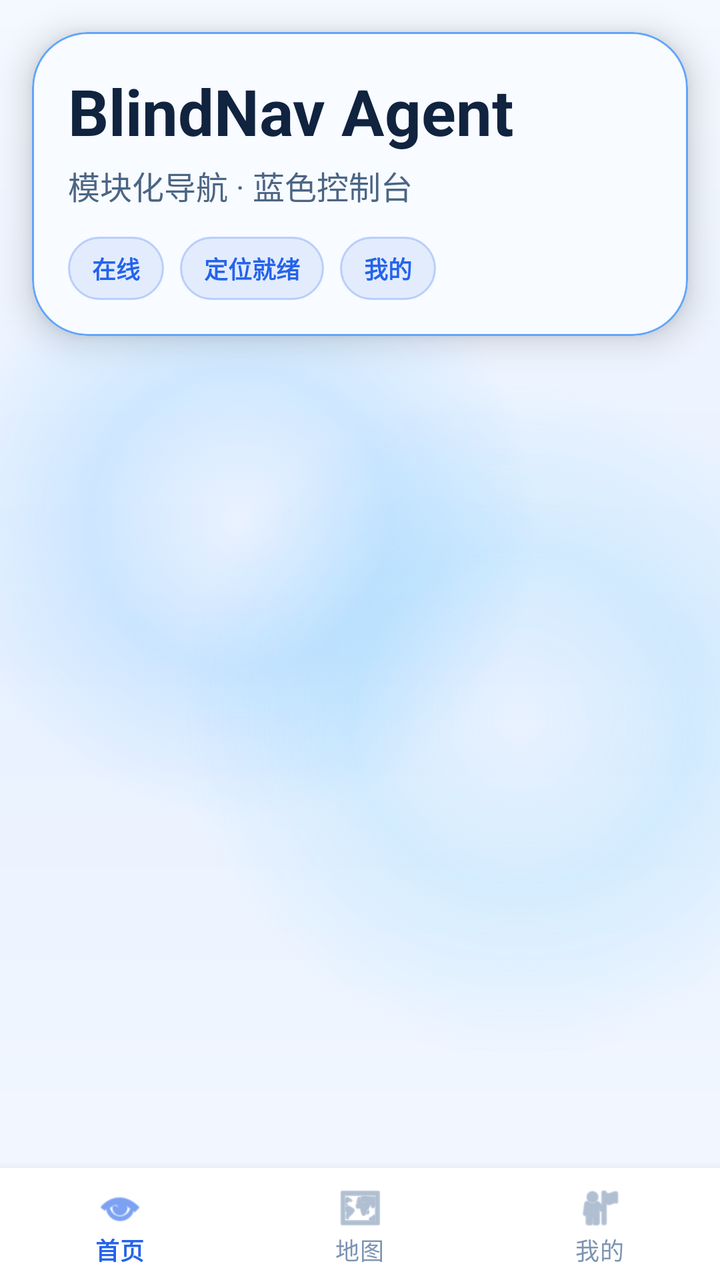
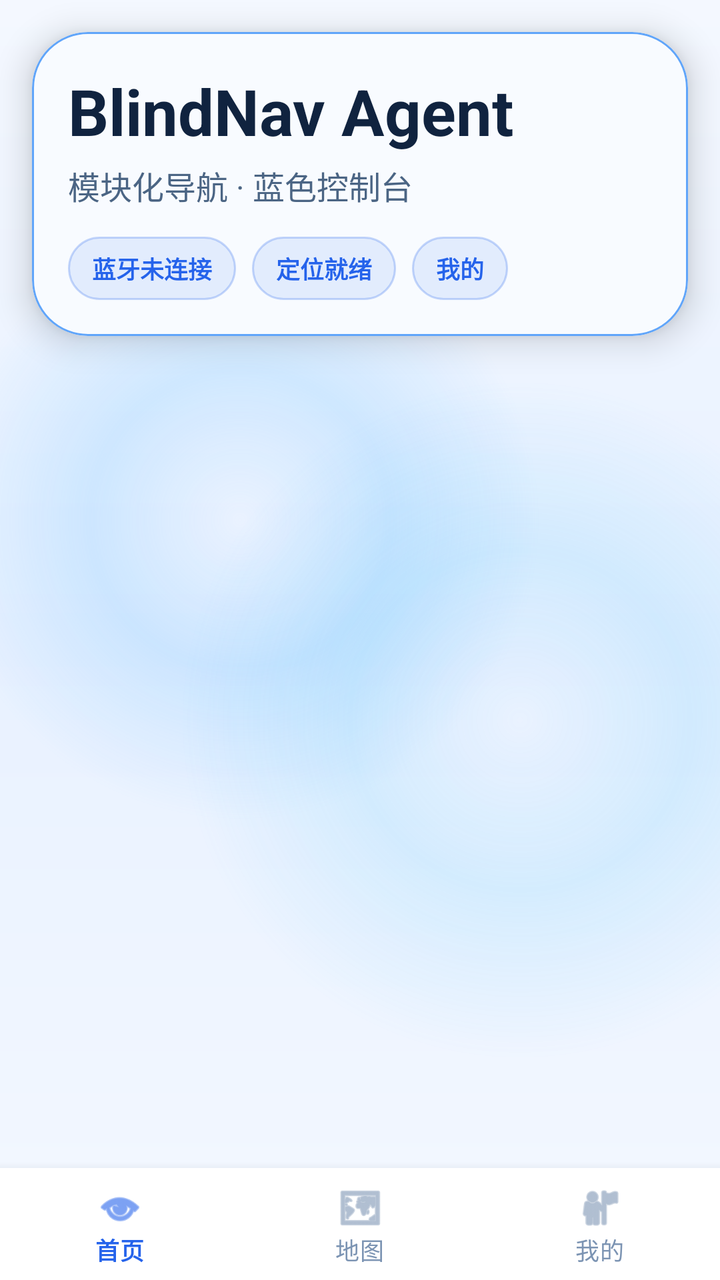

The first picture is an Android layout as it rendered before a commit; the second is the same layout after the commit. The layout source and the unified diff follow.
<!-- AndroidManifest.xml: application theme Theme.BlindNavAgent -->
<!-- res/layout/activity_main.xml -->
<?xml version="1.0" encoding="utf-8"?>
<LinearLayout xmlns:android="http://schemas.android.com/apk/res/android"
    xmlns:app="http://schemas.android.com/apk/res-auto"
    android:layout_width="match_parent"
    android:layout_height="match_parent"
    android:orientation="vertical"
    android:background="@drawable/bg_app_shell">

    <com.google.android.material.card.MaterialCardView
        android:layout_width="match_parent"
        android:layout_height="wrap_content"
        android:layout_marginStart="16dp"
        android:layout_marginTop="16dp"
        android:layout_marginEnd="16dp"
        app:cardBackgroundColor="@color/surface_card_tint"
        app:cardCornerRadius="28dp"
        app:cardElevation="10dp"
        app:strokeColor="@color/brand_primary_light"
        app:strokeWidth="1dp">

        <LinearLayout
            android:layout_width="match_parent"
            android:layout_height="wrap_content"
            android:orientation="vertical"
            android:padding="18dp">

            <TextView
                android:id="@+id/text_app_title"
                style="@style/TextTitle"
                android:layout_width="match_parent"
                android:layout_height="wrap_content"
                android:text="@string/app_header_title" />

            <TextView
                android:id="@+id/text_app_subtitle"
                style="@style/TextSubtitle"
                android:layout_width="match_parent"
                android:layout_height="wrap_content"
                android:layout_marginTop="4dp"
                android:text="@string/app_header_subtitle" />

            <LinearLayout
                android:layout_width="match_parent"
                android:layout_height="wrap_content"
                android:layout_marginTop="14dp"
                android:orientation="horizontal">

                <TextView
                    android:id="@+id/text_shell_state"
                    style="@style/BlindNav.HeaderChip"
                    android:layout_width="wrap_content"
                    android:layout_height="wrap_content"
                    android:text="@string/shell_state_online" />

                <TextView
                    android:id="@+id/text_shell_location"
                    style="@style/BlindNav.HeaderChip"
                    android:layout_width="wrap_content"
                    android:layout_height="wrap_content"
                    android:layout_marginStart="8dp"
                    android:text="@string/shell_state_location_ready" />

                <TextView
                    android:id="@+id/text_shell_login"
                    style="@style/BlindNav.HeaderChip"
                    android:layout_width="wrap_content"
                    android:layout_height="wrap_content"
                    android:layout_marginStart="8dp"
                    android:text="@string/shell_state_profile" />
            </LinearLayout>
        </LinearLayout>
    </com.google.android.material.card.MaterialCardView>

    <FrameLayout
        android:id="@+id/fragment_container"
        android:layout_width="match_parent"
        android:layout_height="0dp"
        android:layout_weight="1"
        android:layout_marginTop="12dp"
        android:layout_marginBottom="8dp" />

    <com.google.android.material.bottomnavigation.BottomNavigationView
        android:id="@+id/bottom_navigation"
        android:layout_width="match_parent"
        android:layout_height="wrap_content"
        android:background="@color/surface_card"
        android:elevation="12dp"
        app:itemIconTint="@drawable/bottom_nav_color_selector"
        app:itemTextColor="@drawable/bottom_nav_color_selector"
        app:labelVisibilityMode="labeled"
        app:menu="@menu/bottom_nav_menu" />

</LinearLayout>
<!-- resources referenced by this layout -->
<resources>
  <color name="brand_primary_light">#60A5FA</color>
  <color name="surface_card">#FFFFFF</color>
  <color name="surface_card_tint">#F8FBFF</color>
  <!-- drawable bottom_nav_color_selector (drawable) -->
  <?xml version="1.0" encoding="utf-8"?>
  <selector xmlns:android="http://schemas.android.com/apk/res/android">
      <item android:color="@color/bottom_nav_tint" android:state_checked="true" />
      <item android:color="@color/bottom_nav_tint_inactive" />
  </selector>
  <string name="app_header_subtitle">模块化导航 · 蓝色控制台</string>
  <string name="app_header_title">BlindNav Agent</string>
  <string name="shell_state_location_ready">定位就绪</string>
  <string name="shell_state_online">在线</string>
  <string name="shell_state_profile">我的</string>
  <style name="BlindNav.HeaderChip">
          <item name="android:background">@drawable/bg_header_chip</item>
          <item name="android:textColor">@color/brand_primary</item>
          <item name="android:textSize">12sp</item>
          <item name="android:textStyle">bold</item>
          <item name="android:gravity">center</item>
          <item name="android:minHeight">30dp</item>
      </style>
  <style name="TextSubtitle">
          <item name="android:textColor">@color/text_secondary</item>
          <item name="android:textSize">16sp</item>
      </style>
  <style name="TextTitle">
          <item name="android:textColor">@color/text_primary</item>
          <item name="android:textSize">32sp</item>
          <item name="android:textStyle">bold</item>
          <item name="android:lineSpacingExtra">2dp</item>
      </style>
  <style name="Theme.BlindNavAgent" parent="Theme.MaterialComponents.DayNight.NoActionBar">
          <item name="colorPrimary">@color/brand_primary</item>
          <item name="colorPrimaryVariant">@color/brand_primary_dark</item>
          <item name="colorOnPrimary">@color/text_on_primary</item>
          <item name="colorSecondary">@color/brand_accent</item>
          <item name="colorSecondaryVariant">@color/brand_primary_light</item>
          <item name="colorOnSecondary">@color/text_on_primary</item>
          <item name="android:statusBarColor">@color/brand_primary_dark</item>
          <item name="android:navigationBarColor">@color/surface_background_deep</item>
          <item name="android:windowBackground">@color/surface_background</item>
      </style>
  <color name="surface_background">#F4F8FF</color>
  <color name="surface_background_deep">#E8F1FF</color>
  <color name="bottom_nav_tint">#2563EB</color>
  <color name="bottom_nav_tint_inactive">#7C94B3</color>
  <!-- drawable bg_header_chip (drawable) -->
  <?xml version="1.0" encoding="utf-8"?>
  <shape xmlns:android="http://schemas.android.com/apk/res/android" android:shape="rectangle">
      <corners android:radius="999dp" />
      <solid android:color="#1A2563EB" />
      <stroke android:width="1dp" android:color="#402563EB" />
      <padding
          android:left="12dp"
          android:top="7dp"
          android:right="12dp"
          android:bottom="7dp" />
  </shape>
  <color name="brand_primary">#2563EB</color>
  <color name="text_secondary">#4B6584</color>
  <color name="text_primary">#10233F</color>
  <color name="brand_primary_dark">#1E40AF</color>
  <color name="text_on_primary">#FFFFFF</color>
  <color name="brand_accent">#38BDF8</color>
</resources>

<!-- the commit's change to res/layout/activity_main.xml (unified diff, before → after) -->
@@ -50,7 +50,7 @@
                     style="@style/BlindNav.HeaderChip"
                     android:layout_width="wrap_content"
                     android:layout_height="wrap_content"
-                    android:text="@string/shell_state_online" />
+                    android:text="@string/bt_status_disconnected" />
 
                 <TextView
                     android:id="@+id/text_shell_location"
<!-- resource entries referenced after the edit -->
@@ -11,8 +11,8 @@
   </selector>
   <string name="app_header_subtitle">模块化导航 · 蓝色控制台</string>
   <string name="app_header_title">BlindNav Agent</string>
+  <string name="bt_status_disconnected">蓝牙未连接</string>
   <string name="shell_state_location_ready">定位就绪</string>
-  <string name="shell_state_online">在线</string>
   <string name="shell_state_profile">我的</string>
   <style name="BlindNav.HeaderChip">
           <item name="android:background">@drawable/bg_header_chip</item>
